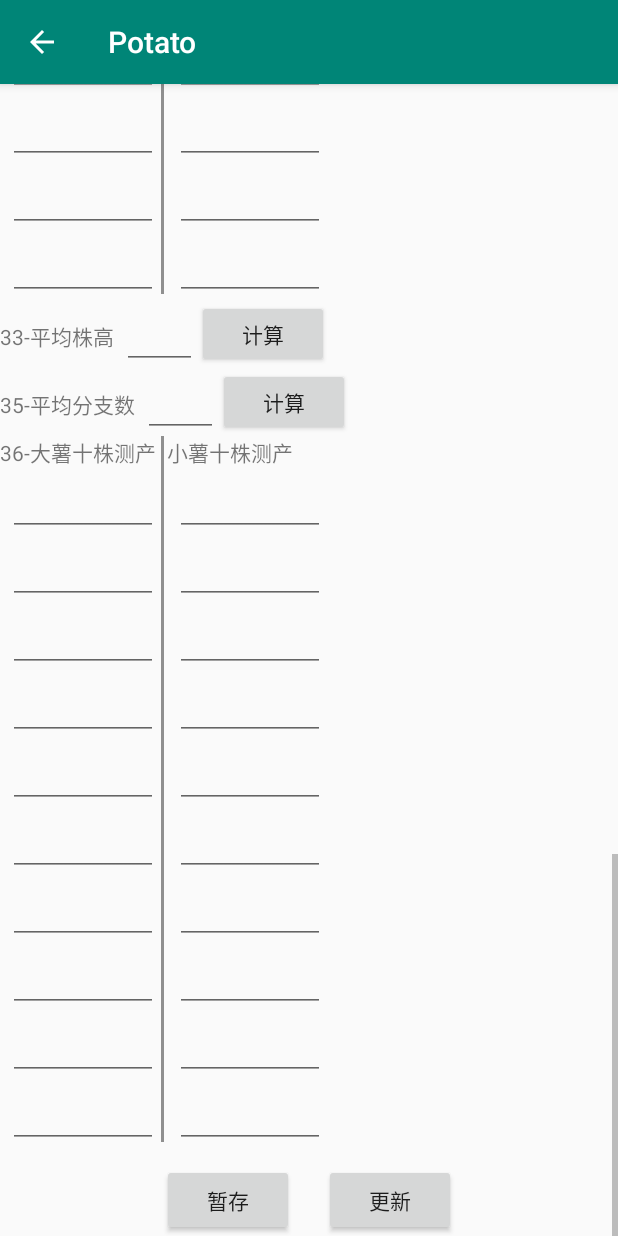
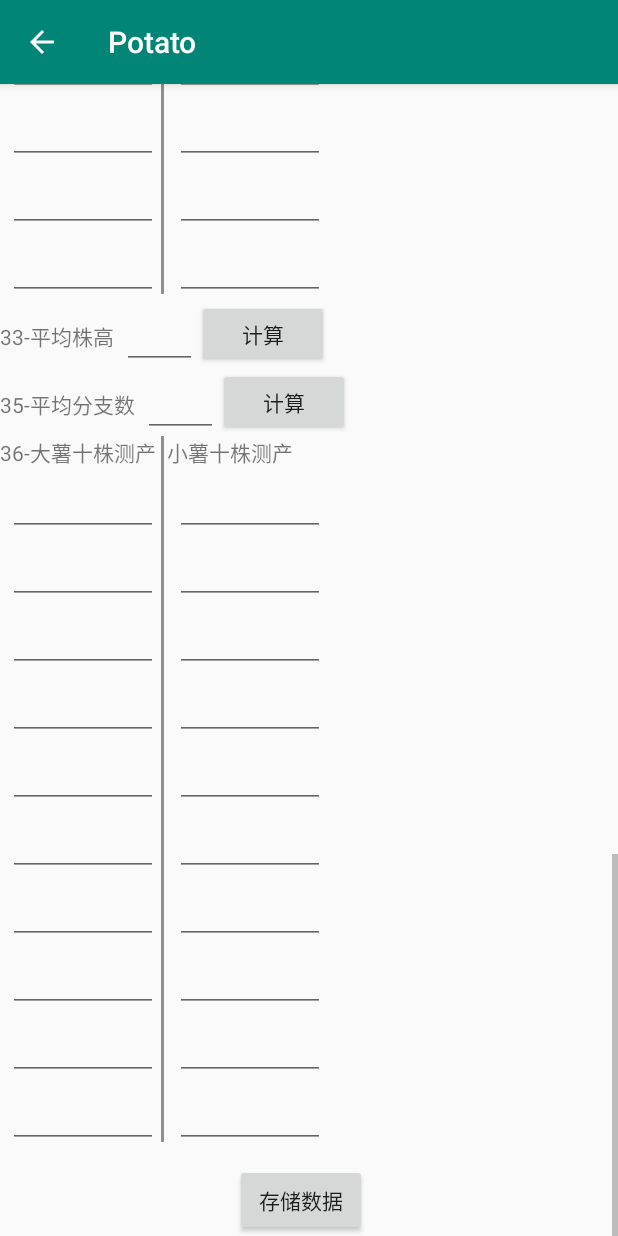
Before and after one commit to CurryYoo/Potato_System, an Android app: the SaveDataActivity screen opened directly, with no data from a screen before it, scrolled down 1550 dp, on a phone screen of 412 x 824 dp. Run offline under Robolectric (Android 15) with nearby library versions, the phone set to English and light mode, and no system bars; 3 statements that could not run were skipped.

Commit message:
去掉'更新'按键

```diff
--- a/app/src/main/java/com/example/kerne/potato/temporarystorage/SaveDataActivity.java
+++ b/app/src/main/java/com/example/kerne/potato/temporarystorage/SaveDataActivity.java
@@ -480,9 +480,9 @@ public class SaveDataActivity extends AppCompatActivity implements View.OnClickL
         //暂存监听
         Button btnSaveOffline = (Button) findViewById(R.id.save_offline);
         btnSaveOffline.setOnClickListener(this);
-        //更新监听
-        Button btnUpdateOffline = (Button) findViewById(R.id.update_offline);
-        btnUpdateOffline.setOnClickListener(this);
+//        //更新监听
+//        Button btnUpdateOffline = (Button) findViewById(R.id.update_offline);
+//        btnUpdateOffline.setOnClickListener(this);
 
         //数据存储
         dbHelper = new SpeciesDBHelper(this, "SpeciesTable.db", null, 8);
@@ -887,10 +887,10 @@ public class SaveDataActivity extends AppCompatActivity implements View.OnClickL
 //                savaDataLocally();
                 updateDataLocally();
                 break;
-            //更新本地暂存的数据
-            case R.id.update_offline:
-                updateDataLocally();
-                break;
+//            //更新本地暂存的数据
+//            case R.id.update_offline:
+//                updateDataLocally();
+//                break;
             //叶颜色拍照并显示
             case R.id.imb_colors:
                 String fileNameString = System.currentTimeMillis() + ".jpg";
--- a/app/src/main/res/layout/activity_commit_data.xml
+++ b/app/src/main/res/layout/activity_commit_data.xml
@@ -1276,17 +1276,17 @@
                         android:layout_height="wrap_content"
                         android:layout_gravity="center_horizontal"
                         android:layout_marginRight="10dp"
-                        android:text="暂存"
+                        android:text="存储数据"
                         android:textAllCaps="false" />
 
-                    <Button
-                        android:id="@+id/update_offline"
-                        android:layout_width="wrap_content"
-                        android:layout_height="wrap_content"
-                        android:layout_gravity="center_horizontal"
-                        android:layout_marginLeft="10dp"
-                        android:text="更新"
-                        android:textAllCaps="false" />
+                    <!--<Button-->
+                        <!--android:id="@+id/update_offline"-->
+                        <!--android:layout_width="wrap_content"-->
+                        <!--android:layout_height="wrap_content"-->
+                        <!--android:layout_gravity="center_horizontal"-->
+                        <!--android:layout_marginLeft="10dp"-->
+                        <!--android:text="更新"-->
+                        <!--android:textAllCaps="false" />-->
 
                 </LinearLayout>
             </LinearLayout>
```
